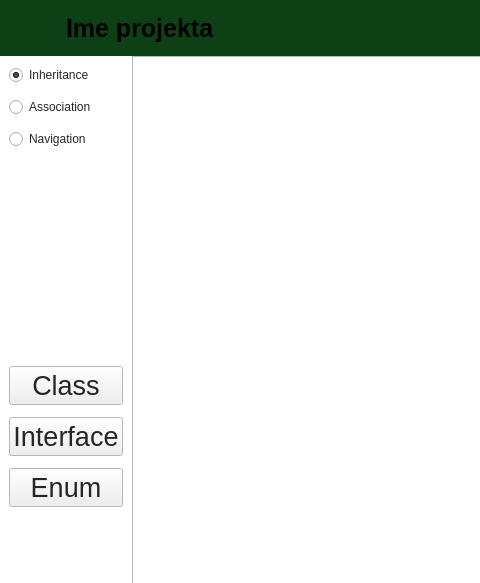
Old version of the form src/ui/Board.ui in the repository Trifsoft/diagrampp; both pictures show x 0 to 480 and y 0 to 583 of the 1280 by 720 pixel window.
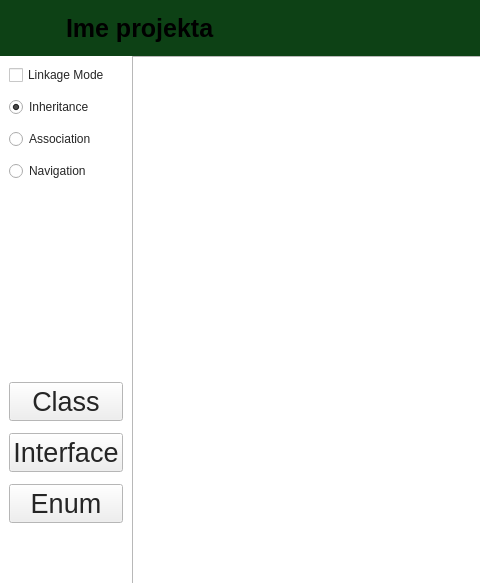
New version of the form. Icons and pictures are not drawn.

What changed in the file:
```diff
--- a/src/ui/Board.ui
+++ b/src/ui/Board.ui
@@ -296,6 +296,13 @@
         <property name="spacing">
          <number>12</number>
         </property>
+        <item>
+         <widget class="QCheckBox" name="checkBox">
+          <property name="text">
+           <string>Linkage Mode</string>
+          </property>
+         </widget>
+        </item>
         <item>
          <widget class="QRadioButton" name="radioButton_1">
           <property name="enabled">
```
